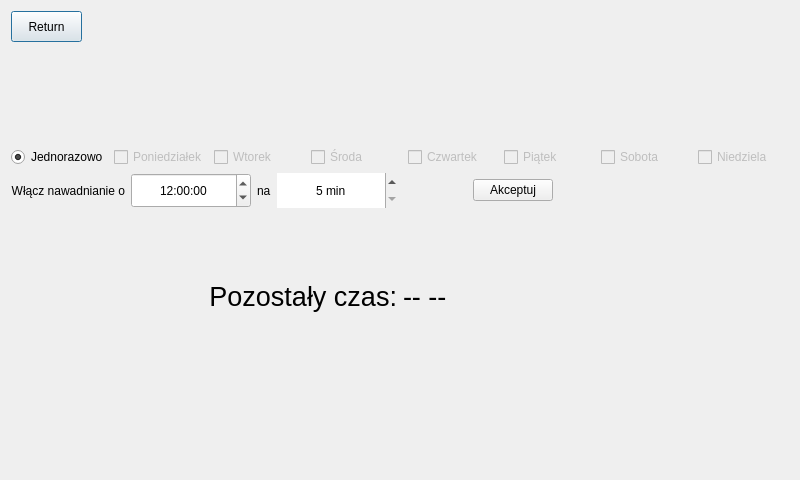
Before: the Qt Designer form watering.ui in mateusur/Home_automation, drawn with Qt 5.
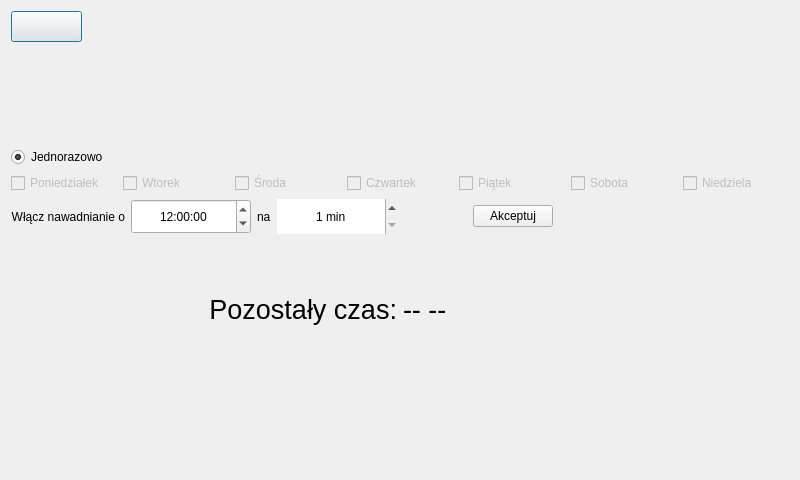
After: the same form once the commit is applied.

Commit message: Return button in watering window added

The edit to the form file:
```diff
--- a/watering.ui
+++ b/watering.ui
@@ -50,7 +50,7 @@
        </size>
       </property>
       <property name="text">
-       <string>Return</string>
+       <string/>
       </property>
      </widget>
     </widget>
@@ -72,8 +72,6 @@
     </spacer>
    </item>
    <item>
-    <layout class="QHBoxLayout" name="horizontalLayout">
-     <item>
       <widget class="QRadioButton" name="radioButton_once">
        <property name="text">
         <string>Jednorazowo</string>
@@ -84,6 +82,8 @@
       </widget>
      </item>
      <item>
+    <layout class="QHBoxLayout" name="horizontalLayout">
+     <item>
       <widget class="QCheckBox" name="checkBox_monday">
        <property name="enabled">
         <bool>false</bool>
@@ -256,7 +256,7 @@
         <number>0</number>
        </property>
        <property name="minimum">
-        <double>5.000000000000000</double>
+        <double>1.000000000000000</double>
        </property>
        <property name="maximum">
         <double>45.000000000000000</double>
```
Left out of the diff: 2 changed lines with no effect on the pictures. Lines whose indentation alone changed are shown as unchanged. The commit also changes 1 other file.
